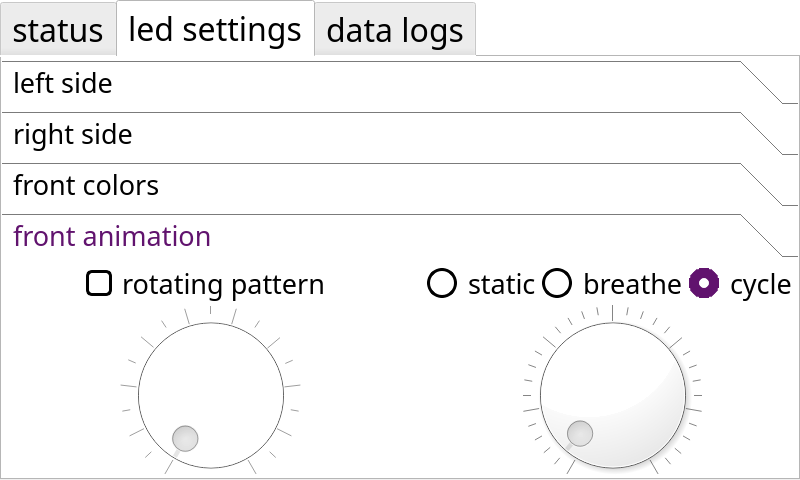
This is mainwindow.ui in nextgennerf/FHK-76 as Qt 5 draws it before an edit. The edited form follows.
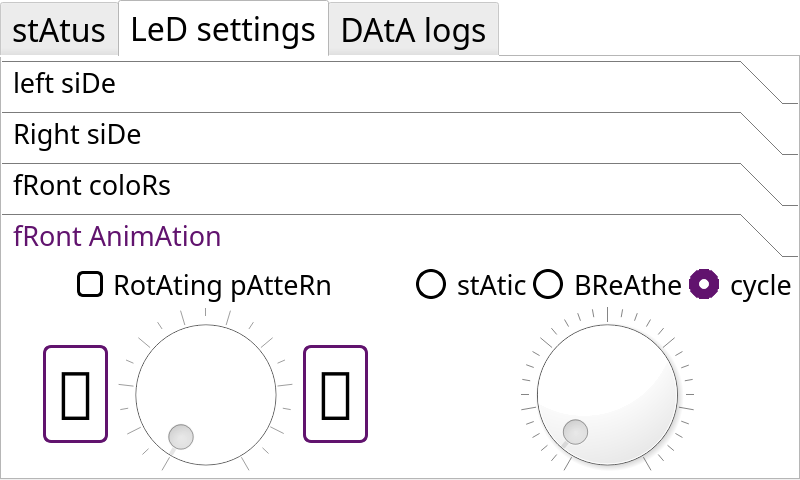
This is the edited form. The open tabs and pages were chosen to show the change. Icons and pictures are not drawn.

```diff
--- a/mainwindow.ui
+++ b/mainwindow.ui
@@ -99,7 +99,7 @@
       <string notr="true"/>
      </property>
      <attribute name="title">
-      <string>status</string>
+      <string>stAtus</string>
      </attribute>
      <widget class="QWidget" name="horizontalLayoutWidget">
       <property name="geometry">
@@ -157,7 +157,7 @@
 }</string>
          </property>
          <property name="text">
-          <string>semi-auto</string>
+          <string>Semi-Auto</string>
          </property>
          <property name="checkable">
           <bool>true</bool>
@@ -210,7 +210,7 @@
 }</string>
          </property>
          <property name="text">
-          <string>burst: 3</string>
+          <string>BuRst: 3</string>
          </property>
          <property name="checkable">
           <bool>true</bool>
@@ -263,7 +263,7 @@
 }</string>
          </property>
          <property name="text">
-          <string>automatic</string>
+          <string>AutomAtic</string>
          </property>
          <property name="checkable">
           <bool>true</bool>
@@ -506,7 +506,7 @@
        <string notr="true">color: #000000</string>
       </property>
       <property name="text">
-       <string>FPS</string>
+       <string>fPS</string>
       </property>
       <property name="alignment">
        <set>Qt::AlignCenter</set>
@@ -595,7 +595,7 @@
        <string notr="true">color: #000000</string>
       </property>
       <property name="text">
-       <string>Rocket Pressure</string>
+       <string>Rocket PRessuRe</string>
       </property>
       <property name="alignment">
        <set>Qt::AlignLeading|Qt::AlignLeft|Qt::AlignVCenter</set>
@@ -711,7 +711,7 @@
 }</string>
       </property>
       <property name="text">
-       <string>laser</string>
+       <string>lAseR</string>
       </property>
       <property name="checkable">
        <bool>true</bool>
@@ -767,7 +767,7 @@
 }</string>
       </property>
       <property name="text">
-       <string>flashlight</string>
+       <string>flAshlight</string>
       </property>
       <property name="checkable">
        <bool>true</bool>
@@ -788,7 +788,7 @@
       <string notr="true"/>
      </property>
      <attribute name="title">
-      <string>led settings</string>
+      <string>LeD settings</string>
      </attribute>
      <widget class="QToolBox" name="toolBox">
       <property name="geometry">
@@ -815,7 +815,7 @@
 }</string>
       </property>
       <property name="currentIndex">
-       <number>3</number>
+       <number>1</number>
       </property>
       <property name="tabSpacing">
        <number>-1</number>
@@ -830,7 +830,7 @@
         </rect>
        </property>
        <attribute name="label">
-        <string> left side</string>
+        <string> left siDe</string>
        </attribute>
        <widget class="QWidget" name="gridLayoutWidget">
         <property name="geometry">
@@ -879,7 +879,7 @@
             <string notr="true">color: #000000</string>
            </property>
            <property name="text">
-            <string>animation style</string>
+            <string>AnimAtion style</string>
            </property>
            <property name="alignment">
             <set>Qt::AlignCenter</set>
@@ -887,7 +887,7 @@
           </widget>
          </item>
          <item row="0" column="0">
-          <widget class="QLabel" name="leftRED">
+          <widget class="QLabel" name="leftRedLabel">
            <property name="font">
             <font>
              <family>Droid</family>
@@ -898,7 +898,7 @@
             <string notr="true">color: #d6d6d6</string>
            </property>
            <property name="text">
-            <string>red</string>
+            <string>ReD</string>
            </property>
            <property name="alignment">
             <set>Qt::AlignCenter</set>
@@ -963,7 +963,7 @@
           </widget>
          </item>
          <item row="0" column="1">
-          <widget class="QLabel" name="leftGREEN">
+          <widget class="QLabel" name="leftGreenLabel">
            <property name="font">
             <font>
              <family>Droid</family>
@@ -974,7 +974,7 @@
             <string notr="true">color: #d6d6d6</string>
            </property>
            <property name="text">
-            <string>green</string>
+            <string>gReen</string>
            </property>
            <property name="alignment">
             <set>Qt::AlignCenter</set>
@@ -1020,7 +1020,7 @@
           </widget>
          </item>
          <item row="0" column="2">
-          <widget class="QLabel" name="leftBLUE">
+          <widget class="QLabel" name="leftBlueLabel">
            <property name="font">
             <font>
              <family>Droid</family>
@@ -1031,7 +1031,7 @@
             <string notr="true">color: #d6d6d6</string>
            </property>
            <property name="text">
-            <string>blue</string>
+            <string>Blue</string>
            </property>
            <property name="alignment">
             <set>Qt::AlignCenter</set>
@@ -1147,7 +1147,7 @@
 QRadioButton::indicator::checked{border: 10px solid #61136E; width: 10px; height: 10px;}</string>
                </property>
                <property name="text">
-                <string>static</string>
+                <string>stAtic</string>
                </property>
                <property name="iconSize">
                 <size>
@@ -1185,7 +1185,7 @@
 QRadioButton::indicator::checked{border: 10px solid #61136E; width: 10px; height: 10px;}</string>
                </property>
                <property name="text">
-                <string>breathe</string>
+                <string>BReAthe</string>
                </property>
                <property name="iconSize">
                 <size>
@@ -1325,7 +1325,7 @@
         </rect>
        </property>
        <attribute name="label">
-        <string> right side</string>
+        <string> Right siDe</string>
        </attribute>
        <widget class="QWidget" name="gridLayoutWidget_2">
         <property name="geometry">
@@ -1382,7 +1382,7 @@
           </widget>
          </item>
          <item row="0" column="0">
-          <widget class="QLabel" name="rightRED">
+          <widget class="QLabel" name="rightRedLabel">
            <property name="font">
             <font>
              <family>Droid</family>
@@ -1393,7 +1393,7 @@
             <string notr="true">color: #d6d6d6</string>
            </property>
            <property name="text">
-            <string>red</string>
+            <string>ReD</string>
            </property>
            <property name="alignment">
             <set>Qt::AlignCenter</set>
@@ -1487,7 +1487,7 @@
 QRadioButton::indicator::checked{border: 10px solid #61136E; width: 10px; height: 10px;}</string>
                </property>
                <property name="text">
-                <string>static</string>
+                <string>stAtic</string>
                </property>
                <property name="iconSize">
                 <size>
@@ -1525,7 +1525,7 @@
 QRadioButton::indicator::checked{border: 10px solid #61136E; width: 10px; height: 10px;}</string>
                </property>
                <property name="text">
-                <string>breathe</string>
+                <string>BReAthe</string>
                </property>
                <property name="iconSize">
                 <size>
@@ -1672,7 +1672,7 @@
           </widget>
          </item>
          <item row="0" column="2">
-          <widget class="QLabel" name="rightBLUE">
+          <widget class="QLabel" name="rightBlueLabel">
            <property name="font">
             <font>
              <family>Droid</family>
@@ -1683,7 +1683,7 @@
             <string notr="true">color: #d6d6d6</string>
            </property>
            <property name="text">
-            <string>blue</string>
+            <string>Blue</string>
            </property>
            <property name="alignment">
             <set>Qt::AlignCenter</set>
@@ -1778,7 +1778,7 @@
             <string notr="true">color: #000000</string>
            </property>
            <property name="text">
-            <string>animation style</string>
+            <string>AnimAtion style</string>
            </property>
            <property name="alignment">
             <set>Qt::AlignCenter</set>
@@ -1786,7 +1786,7 @@
           </widget>
          </item>
          <item row="0" column="1">
-          <widget class="QLabel" name="rightGREEN">
+          <widget class="QLabel" name="rightGreenLabel">
            <property name="font">
             <font>
              <family>Droid</family>
@@ -1797,7 +1797,7 @@
             <string notr="true">color: #d6d6d6</string>
            </property>
            <property name="text">
-            <string>green</string>
+            <string>gReen</string>
            </property>
            <property name="alignment">
             <set>Qt::AlignCenter</set>
@@ -1817,7 +1817,7 @@
         </rect>
        </property>
        <attribute name="label">
-        <string> front colors</string>
+        <string> fRont coloRs</string>
        </attribute>
        <widget class="QWidget" name="layoutWidget">
         <property name="geometry">
@@ -1898,7 +1898,7 @@
             </widget>
            </item>
            <item row="0" column="0">
-            <widget class="QLabel" name="frontRED">
+            <widget class="QLabel" name="frontRedLabel">
              <property name="font">
               <font>
                <family>Droid</family>
@@ -1909,7 +1909,7 @@
               <string notr="true">color: #d6d6d6</string>
              </property>
              <property name="text">
-              <string>red</string>
+              <string>ReD</string>
              </property>
              <property name="alignment">
               <set>Qt::AlignCenter</set>
@@ -1917,7 +1917,7 @@
             </widget>
            </item>
            <item row="0" column="1">
-            <widget class="QLabel" name="frontGREEN">
+            <widget class="QLabel" name="frontGreenLabel">
              <property name="font">
               <font>
                <family>Droid</family>
@@ -1928,7 +1928,7 @@
               <string notr="true">color: #d6d6d6</string>
              </property>
              <property name="text">
-              <string>green</string>
+              <string>gReen</string>
              </property>
              <property name="alignment">
               <set>Qt::AlignCenter</set>
@@ -1955,7 +1955,7 @@
             </widget>
            </item>
            <item row="0" column="2">
-            <widget class="QLabel" name="frontBLUE">
+            <widget class="QLabel" name="frontBlueLabel">
              <property name="font">
               <font>
                <family>Droid</family>
@@ -1966,7 +1966,7 @@
               <string notr="true">color: #d6d6d6</string>
              </property>
              <property name="text">
-              <string>blue</string>
+              <string>Blue</string>
              </property>
              <property name="alignment">
               <set>Qt::AlignCenter</set>
@@ -2136,7 +2136,7 @@
               <string notr="true">color: #000000</string>
              </property>
              <property name="text">
-              <string>led selector</string>
+              <string>leD selectoR</string>
              </property>
              <property name="alignment">
               <set>Qt::AlignCenter</set>
@@ -2197,7 +2197,7 @@
 QCheckBox::indicator:checked {image: url(checkmark.png);}</string>
              </property>
              <property name="text">
-              <string>apply to all</string>
+              <string>Apply to All</string>
              </property>
              <property name="checked">
               <bool>true</bool>
@@ -2229,7 +2229,7 @@
         </rect>
        </property>
        <attribute name="label">
-        <string> front animation</string>
+        <string> fRont AnimAtion</string>
        </attribute>
        <widget class="QWidget" name="gridLayoutWidget_3">
         <property name="geometry">
@@ -2282,13 +2282,16 @@
                <pointsize>20</pointsize>
               </font>
              </property>
+             <property name="layoutDirection">
+              <enum>Qt::LeftToRight</enum>
+             </property>
              <property name="styleSheet">
               <string notr="true">QCheckBox{spacing: 10px; color: #000000;}
 QCheckBox::indicator{border: 3px solid #000000; border-radius: 6px; background-color: #FFFFFF; width: 20px; height: 20px;}
 QCheckBox::indicator:checked {image: url(checkmark.png);}</string>
              </property>
              <property name="text">
-              <string>rotating pattern</string>
+              <string>RotAting pAtteRn</string>
              </property>
             </widget>
            </item>
@@ -2319,7 +2322,7 @@
             <string notr="true">color: #000000</string>
            </property>
            <property name="text">
-            <string>rotation time: 1 sec</string>
+            <string>RotAtion time: 1 sec</string>
            </property>
            <property name="alignment">
             <set>Qt::AlignCenter</set>
@@ -2351,6 +2354,28 @@
            </property>
           </widget>
          </item>
+         <item row="1" column="1">
+          <widget class="QDial" name="frontDial">
+           <property name="minimumSize">
+            <size>
+             <width>0</width>
+             <height>0</height>
+            </size>
+           </property>
+           <property name="maximum">
+            <number>30</number>
+           </property>
+           <property name="pageStep">
+            <number>5</number>
+           </property>
+           <property name="value">
+            <number>1</number>
+           </property>
+           <property name="notchesVisible">
+            <bool>true</bool>
+           </property>
+          </widget>
+         </item>
          <item row="0" column="1">
           <layout class="QHBoxLayout" name="frontButtonLayout">
            <property name="spacing">
@@ -2378,7 +2403,7 @@
 QRadioButton::indicator::checked{border: 10px solid #61136E; width: 10px; height: 10px;}</string>
              </property>
              <property name="text">
-              <string>static</string>
+              <string>stAtic</string>
              </property>
              <attribute name="buttonGroup">
               <string notr="true">frontButtons</string>
@@ -2401,7 +2426,7 @@
 QRadioButton::indicator::checked{border: 10px solid #61136E; width: 10px; height: 10px;}</string>
              </property>
              <property name="text">
-              <string>breathe</string>
+              <string>BReAthe</string>
              </property>
              <attribute name="buttonGroup">
               <string notr="true">frontButtons</string>
@@ -2437,48 +2462,162 @@
           </layout>
          </item>
          <item row="1" column="0">
-          <widget class="QDial" name="rotateDial">
-           <property name="enabled">
-            <bool>false</bool>
+          <layout class="QHBoxLayout" name="rotationOptions">
+           <property name="spacing">
+            <number>10</number>
            </property>
-           <property name="minimumSize">
-            <size>
-             <width>0</width>
-             <height>175</height>
-            </size>
+           <property name="leftMargin">
+            <number>0</number>
            </property>
-           <property name="maximum">
-            <number>18</number>
+           <property name="rightMargin">
+            <number>0</number>
            </property>
-           <property name="pageStep">
-            <number>2</number>
-           </property>
-           <property name="notchesVisible">
-            <bool>true</bool>
-           </property>
-          </widget>
-         </item>
-         <item row="1" column="1">
-          <widget class="QDial" name="frontDial">
-           <property name="minimumSize">
-            <size>
-             <width>0</width>
-             <height>0</height>
-            </size>
-           </property>
-           <property name="maximum">
-            <number>30</number>
-           </property>
-           <property name="pageStep">
-            <number>5</number>
-           </property>
-           <property name="value">
-            <number>1</number>
-           </property>
-           <property name="notchesVisible">
-            <bool>true</bool>
-           </property>
-          </widget>
+           <item>
+            <spacer name="horizontalSpacer_5">
+             <property name="orientation">
+              <enum>Qt::Horizontal</enum>
+             </property>
+             <property name="sizeHint" stdset="0">
+              <size>
+               <width>40</width>
+               <height>20</height>
+              </size>
+             </property>
+            </spacer>
+           </item>
+           <item>
+            <widget class="QPushButton" name="rotateCC">
+             <property name="enabled">
+              <bool>false</bool>
+             </property>
+             <property name="sizePolicy">
+              <sizepolicy hsizetype="Fixed" vsizetype="Fixed">
+               <horstretch>0</horstretch>
+               <verstretch>0</verstretch>
+              </sizepolicy>
+             </property>
+             <property name="minimumSize">
+              <size>
+               <width>65</width>
+               <height>65</height>
+              </size>
+             </property>
+             <property name="font">
+              <font>
+               <family>Wingdings 3</family>
+               <pointsize>50</pointsize>
+              </font>
+             </property>
+             <property name="styleSheet">
+              <string notr="true">QPushButton {
+    border: 3px solid #61136E;
+    border-radius: 8px;
+    background-color: #FFFFFF;
+	color: #000000;
+}</string>
+             </property>
+             <property name="text">
+              <string></string>
+             </property>
+             <property name="checkable">
+              <bool>true</bool>
+             </property>
+             <property name="checked">
+              <bool>true</bool>
+             </property>
+             <attribute name="buttonGroup">
+              <string notr="true">directionButtons</string>
+             </attribute>
+            </widget>
+           </item>
+           <item>
+            <widget class="QDial" name="rotateDial">
+             <property name="enabled">
+              <bool>false</bool>
+             </property>
+             <property name="sizePolicy">
+              <sizepolicy hsizetype="Fixed" vsizetype="Preferred">
+               <horstretch>0</horstretch>
+               <verstretch>0</verstretch>
+              </sizepolicy>
+             </property>
+             <property name="minimumSize">
+              <size>
+               <width>175</width>
+               <height>175</height>
+              </size>
+             </property>
+             <property name="maximum">
+              <number>18</number>
+             </property>
+             <property name="pageStep">
+              <number>2</number>
+             </property>
+             <property name="notchesVisible">
+              <bool>true</bool>
+             </property>
+            </widget>
+           </item>
+           <item>
+            <widget class="QPushButton" name="rotateCCW">
+             <property name="enabled">
+              <bool>false</bool>
+             </property>
+             <property name="sizePolicy">
+              <sizepolicy hsizetype="Fixed" vsizetype="Fixed">
+               <horstretch>0</horstretch>
+               <verstretch>0</verstretch>
+              </sizepolicy>
+             </property>
+             <property name="minimumSize">
+              <size>
+               <width>65</width>
+               <height>65</height>
+              </size>
+             </property>
+             <property name="font">
+              <font>
+               <family>Wingdings 3</family>
+               <pointsize>50</pointsize>
+               <weight>50</weight>
+               <bold>false</bold>
+               <underline>false</underline>
+               <strikeout>false</strikeout>
+              </font>
+             </property>
+             <property name="styleSheet">
+              <string notr="true">QPushButton {
+    border: 3px solid #61136E;
+    border-radius: 8px;
+    background-color: #FFFFFF;
+	color: #000000;
+}</string>
+             </property>
+             <property name="text">
+              <string></string>
+             </property>
+             <property name="checkable">
+              <bool>true</bool>
+             </property>
+             <attribute name="buttonGroup">
+              <string notr="true">directionButtons</string>
+             </attribute>
+            </widget>
+           </item>
+           <item>
+            <spacer name="horizontalSpacer_6">
+             <property name="orientation">
+              <enum>Qt::Horizontal</enum>
+             </property>
+             <property name="sizeHint" stdset="0">
+              <size>
+               <width>40</width>
+               <height>20</height>
+              </size>
+             </property>
+            </spacer>
+           </item>
+          </layout>
          </item>
         </layout>
        </widget>
@@ -2490,7 +2629,7 @@
       <string notr="true"/>
      </property>
      <attribute name="title">
-      <string>data logs</string>
+      <string>DAtA logs</string>
      </attribute>
     </widget>
    </widget>
```
Left out of the diff: 65 changed lines with no effect on the pictures.
